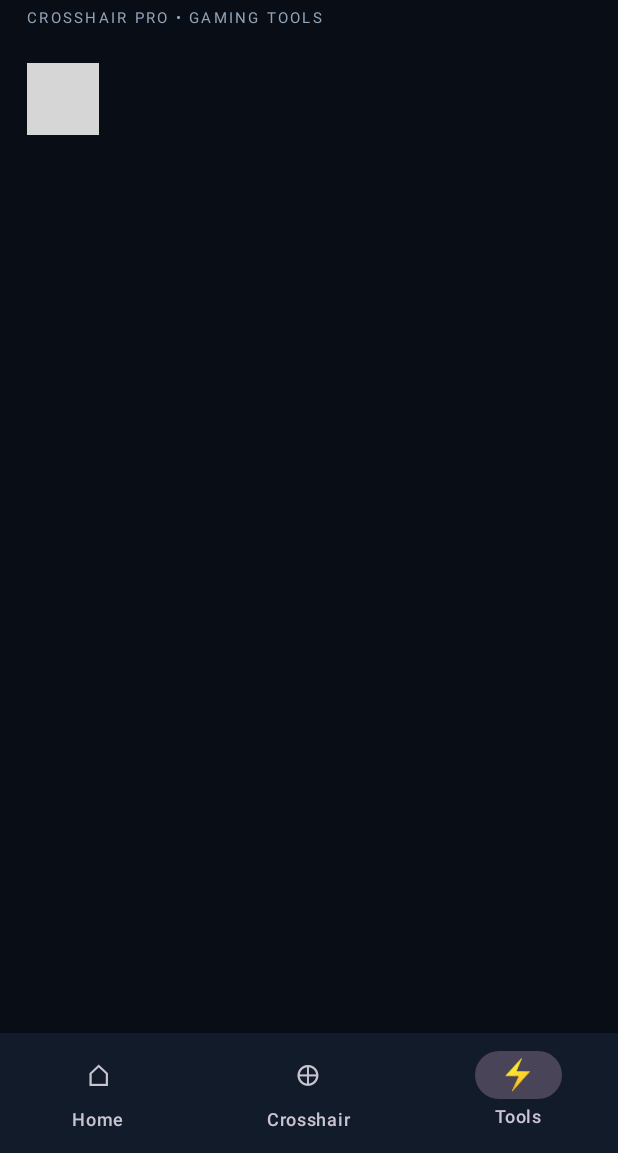
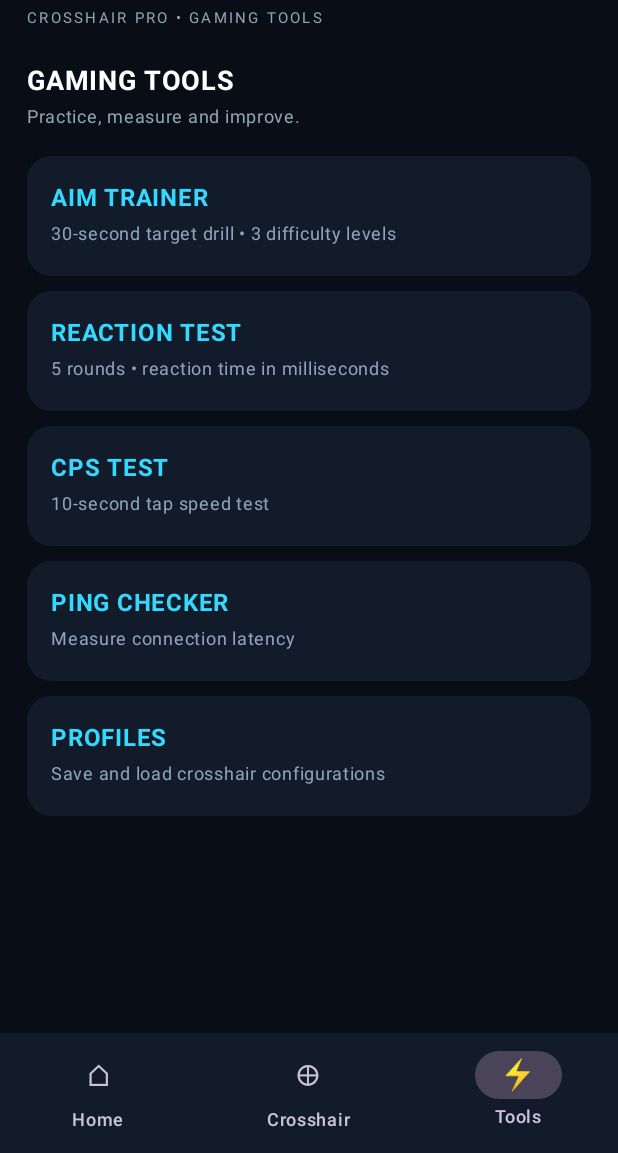
Before and after one commit to AwalulBieber/aerodot-android, an Android app built with Jetpack Compose: the screen it shows after launch (MainActivity), item 3 of the bottom bar chosen, on a phone screen of 412 x 824 dp, the part 83-1236 px from its top. Run offline under Robolectric (Android 15) with nearby library versions, the phone set to English and light mode, and no system bars; grey boxes are pictures that could not be loaded.

Commit message:
Connect interactive gaming tools and profiles

```diff
--- a/app/src/main/java/com/aerodot/app/MainActivity.kt
+++ b/app/src/main/java/com/aerodot/app/MainActivity.kt
@@ -152,7 +152,7 @@ private fun AeroDotApp(
                         offsetY, { offsetY = it; saveAndRefresh() },
                         centerDot, { centerDot = it; saveAndRefresh() }
                     )
-                    "Tools" -> ToolsPage()
+                    "Tools" -> AeroDotTools(prefs, onUpdateOverlay)
                     else -> HomePage(onStartOverlay, onShowOverlay, onHideOverlay, onStopOverlay, onRequestOverlayPermission)
                 }
             }
```
